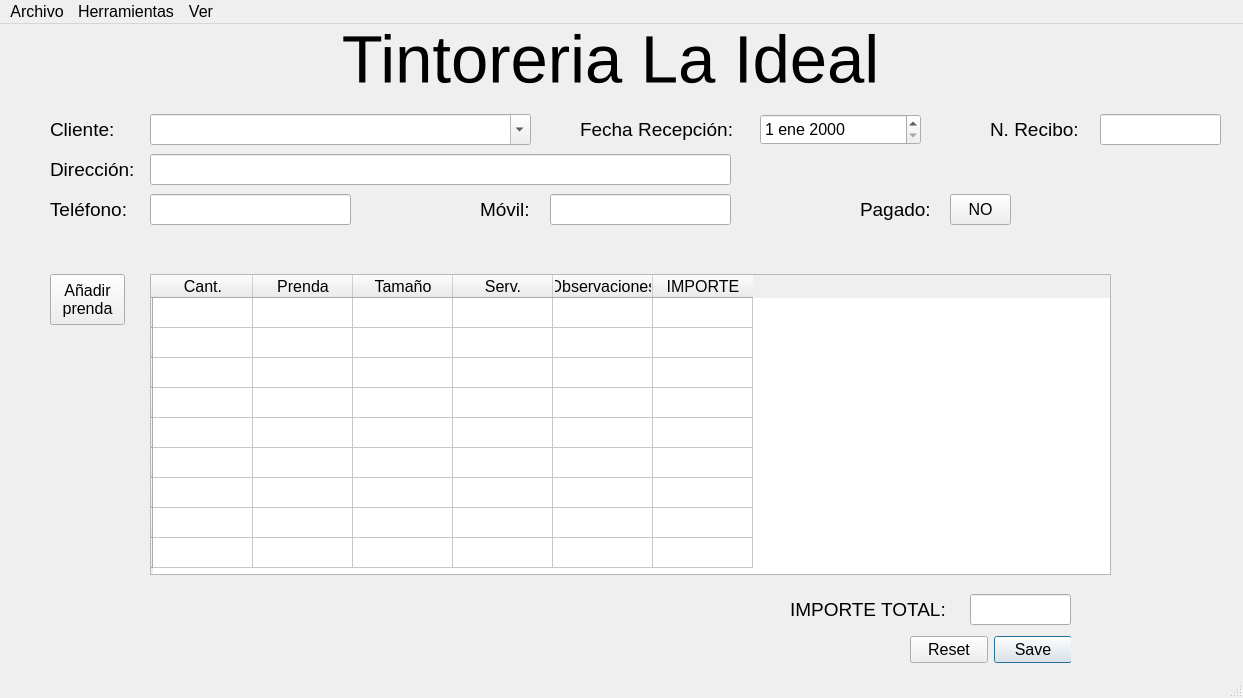
germanbravolopez/laideal, file mainwindow.ui: the form before one commit.
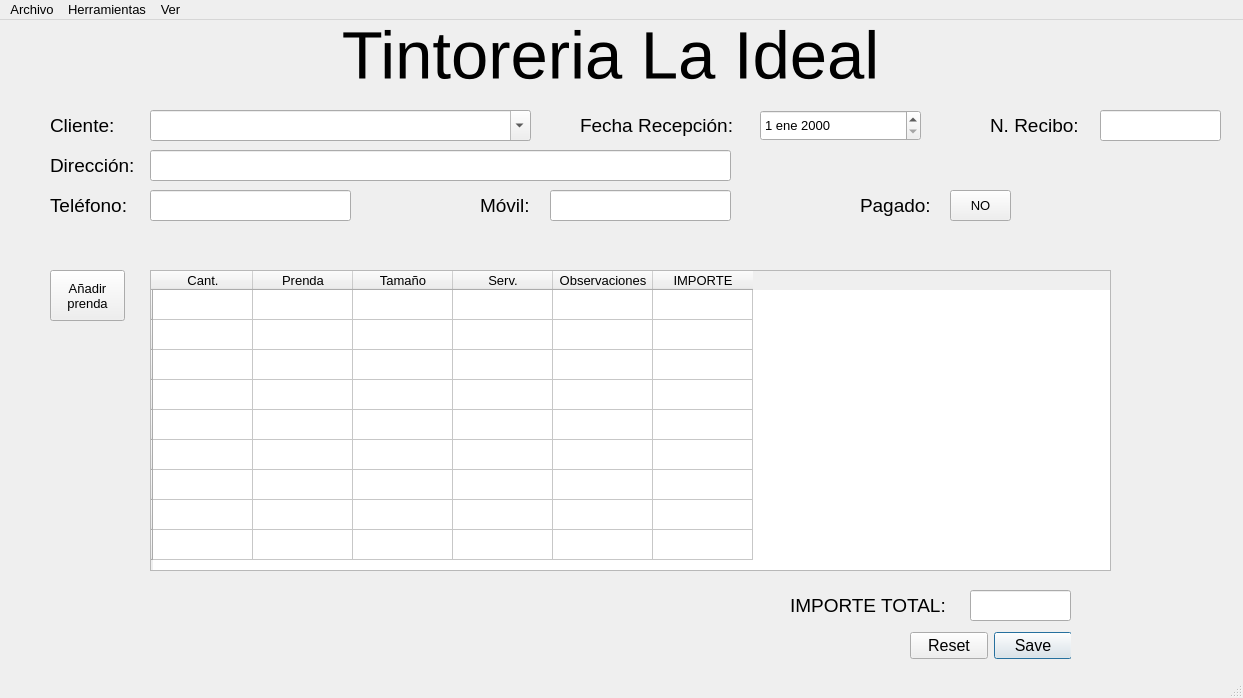
The form after the commit.

Commit message: point size to 10 and Windows application style

```diff
--- a/mainwindow.ui
+++ b/mainwindow.ui
@@ -25,7 +25,7 @@
   <property name="font">
    <font>
     <family>Arial</family>
-    <pointsize>12</pointsize>
+    <pointsize>10</pointsize>
    </font>
   </property>
   <property name="windowTitle">
@@ -565,7 +565,7 @@
      <x>0</x>
      <y>0</y>
      <width>1243</width>
-     <height>24</height>
+     <height>21</height>
     </rect>
    </property>
    <widget class="QMenu" name="menuArchivo">
```
The commit also changes 7 other files.
